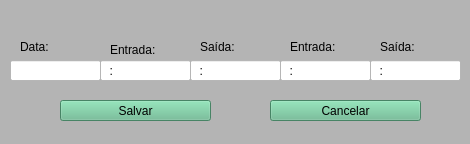
Qt form tela_editar_dados.ui (WellintonRafael/Ponto_virtual) before a commit.
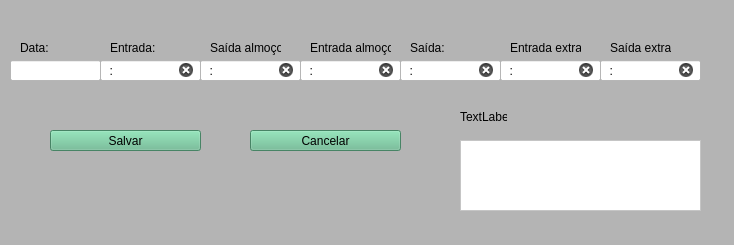
The same form after that commit.

Patch:
```diff
--- a/tela_editar_dados.ui
+++ b/tela_editar_dados.ui
@@ -6,8 +6,8 @@
    <rect>
     <x>0</x>
     <y>0</y>
-    <width>470</width>
-    <height>144</height>
+    <width>734</width>
+    <height>245</height>
    </rect>
   </property>
   <property name="windowTitle">
@@ -51,7 +51,7 @@
      <rect>
       <x>100</x>
       <y>60</y>
-      <width>91</width>
+      <width>101</width>
       <height>21</height>
      </rect>
     </property>
@@ -90,15 +90,15 @@
      <enum>Qt::LogicalMoveStyle</enum>
     </property>
     <property name="clearButtonEnabled">
-     <bool>false</bool>
+     <bool>true</bool>
     </property>
    </widget>
    <widget class="QLineEdit" name="lineEdit_3">
     <property name="geometry">
      <rect>
-      <x>190</x>
+      <x>200</x>
       <y>60</y>
-      <width>91</width>
+      <width>101</width>
       <height>21</height>
      </rect>
     </property>
@@ -107,15 +107,18 @@
 font: 10pt &quot;MS Shell Dlg 2&quot;;</string>
     </property>
     <property name="inputMask">
-     <string>NN:NN</string>
+     <string>99:99</string>
+    </property>
+    <property name="clearButtonEnabled">
+     <bool>true</bool>
     </property>
    </widget>
    <widget class="QLineEdit" name="lineEdit_4">
     <property name="geometry">
      <rect>
-      <x>280</x>
+      <x>300</x>
       <y>60</y>
-      <width>91</width>
+      <width>101</width>
       <height>21</height>
      </rect>
     </property>
@@ -124,15 +127,18 @@
 font: 10pt &quot;MS Shell Dlg 2&quot;;</string>
     </property>
     <property name="inputMask">
-     <string>NN:NN</string>
+     <string>99:99</string>
+    </property>
+    <property name="clearButtonEnabled">
+     <bool>true</bool>
     </property>
    </widget>
    <widget class="QLineEdit" name="lineEdit_5">
     <property name="geometry">
      <rect>
-      <x>370</x>
+      <x>400</x>
       <y>60</y>
-      <width>91</width>
+      <width>101</width>
       <height>21</height>
      </rect>
     </property>
@@ -141,11 +147,14 @@
 font: 10pt &quot;MS Shell Dlg 2&quot;;</string>
     </property>
     <property name="inputMask">
-     <string>NN:NN</string>
+     <string>99:99</string>
     </property>
     <property name="cursorPosition">
      <number>0</number>
     </property>
+    <property name="clearButtonEnabled">
+     <bool>true</bool>
+    </property>
    </widget>
    <widget class="QLabel" name="label">
     <property name="geometry">
@@ -169,8 +178,8 @@
    <widget class="QPushButton" name="pushButton_Salvar">
     <property name="geometry">
      <rect>
-      <x>60</x>
-      <y>100</y>
+      <x>50</x>
+      <y>130</y>
       <width>151</width>
       <height>21</height>
      </rect>
@@ -186,8 +195,8 @@
    <widget class="QPushButton" name="pushButton_Voltar">
     <property name="geometry">
      <rect>
-      <x>270</x>
-      <y>100</y>
+      <x>250</x>
+      <y>130</y>
       <width>151</width>
       <height>21</height>
      </rect>
@@ -206,7 +215,7 @@
       <x>20</x>
       <y>40</y>
       <width>47</width>
-      <height>13</height>
+      <height>16</height>
      </rect>
     </property>
     <property name="styleSheet">
@@ -222,7 +231,7 @@
       <x>110</x>
       <y>40</y>
       <width>47</width>
-      <height>20</height>
+      <height>16</height>
      </rect>
     </property>
     <property name="styleSheet">
@@ -235,42 +244,42 @@
    <widget class="QLabel" name="label_4">
     <property name="geometry">
      <rect>
-      <x>200</x>
+      <x>210</x>
       <y>40</y>
-      <width>47</width>
-      <height>13</height>
+      <width>71</width>
+      <height>16</height>
      </rect>
     </property>
     <property name="styleSheet">
      <string notr="true"/>
     </property>
     <property name="text">
-     <string>Saída:</string>
+     <string>Saída almoço:</string>
     </property>
    </widget>
    <widget class="QLabel" name="label_5">
     <property name="geometry">
      <rect>
-      <x>290</x>
+      <x>310</x>
       <y>40</y>
-      <width>47</width>
-      <height>13</height>
+      <width>81</width>
+      <height>16</height>
      </rect>
     </property>
     <property name="styleSheet">
      <string notr="true"/>
     </property>
     <property name="text">
-     <string>Entrada:</string>
+     <string>Entrada almoço:</string>
     </property>
    </widget>
    <widget class="QLabel" name="label_6">
     <property name="geometry">
      <rect>
-      <x>380</x>
+      <x>410</x>
       <y>40</y>
       <width>47</width>
-      <height>13</height>
+      <height>16</height>
      </rect>
     </property>
     <property name="styleSheet">
@@ -280,6 +289,100 @@
      <string>Saída:</string>
     </property>
    </widget>
+   <widget class="QLabel" name="label_7">
+    <property name="geometry">
+     <rect>
+      <x>460</x>
+      <y>110</y>
+      <width>47</width>
+      <height>13</height>
+     </rect>
+    </property>
+    <property name="text">
+     <string>TextLabel</string>
+    </property>
+   </widget>
+   <widget class="QLabel" name="label_8">
+    <property name="geometry">
+     <rect>
+      <x>510</x>
+      <y>40</y>
+      <width>71</width>
+      <height>16</height>
+     </rect>
+    </property>
+    <property name="text">
+     <string>Entrada extra</string>
+    </property>
+   </widget>
+   <widget class="QLabel" name="label_9">
+    <property name="geometry">
+     <rect>
+      <x>610</x>
+      <y>40</y>
+      <width>61</width>
+      <height>16</height>
+     </rect>
+    </property>
+    <property name="text">
+     <string>Saída extra</string>
+    </property>
+   </widget>
+   <widget class="QLineEdit" name="lineEdit_6">
+    <property name="geometry">
+     <rect>
+      <x>500</x>
+      <y>60</y>
+      <width>101</width>
+      <height>21</height>
+     </rect>
+    </property>
+    <property name="styleSheet">
+     <string notr="true">background-color: rgb(255, 255, 255);
+font: 10pt &quot;MS Shell Dlg 2&quot;;</string>
+    </property>
+    <property name="inputMask">
+     <string>99:99</string>
+    </property>
+    <property name="clearButtonEnabled">
+     <bool>true</bool>
+    </property>
+   </widget>
+   <widget class="QLineEdit" name="lineEdit_7">
+    <property name="geometry">
+     <rect>
+      <x>600</x>
+      <y>60</y>
+      <width>101</width>
+      <height>21</height>
+     </rect>
+    </property>
+    <property name="styleSheet">
+     <string notr="true">background-color: rgb(255, 255, 255);
+font: 10pt &quot;MS Shell Dlg 2&quot;;</string>
+    </property>
+    <property name="inputMask">
+     <string>99:99</string>
+    </property>
+    <property name="clearButtonEnabled">
+     <bool>true</bool>
+    </property>
+   </widget>
+   <widget class="QTextEdit" name="textEdit">
+    <property name="geometry">
+     <rect>
+      <x>460</x>
+      <y>140</y>
+      <width>241</width>
+      <height>71</height>
+     </rect>
+    </property>
+    <property name="styleSheet">
+     <string notr="true">background-color: rgb(255, 255, 255);
+font: 10pt &quot;MS Shell Dlg 2&quot;;
+</string>
+    </property>
+   </widget>
   </widget>
   <widget class="QStatusBar" name="statusbar"/>
  </widget>
```
